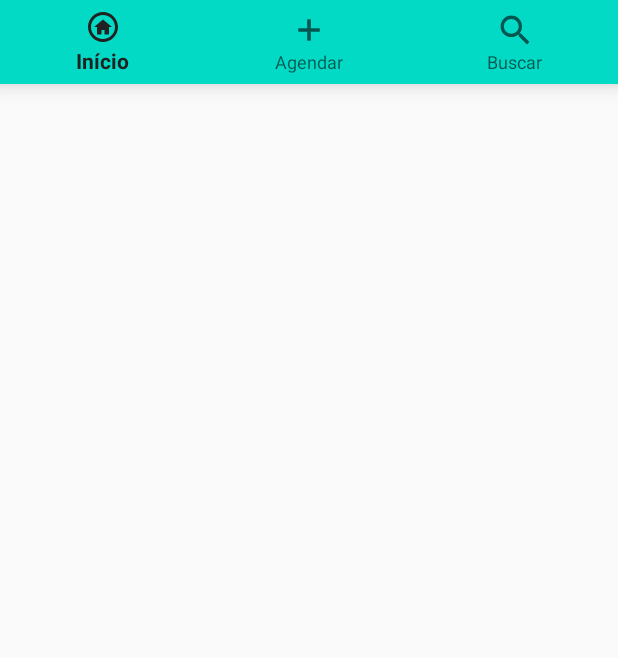
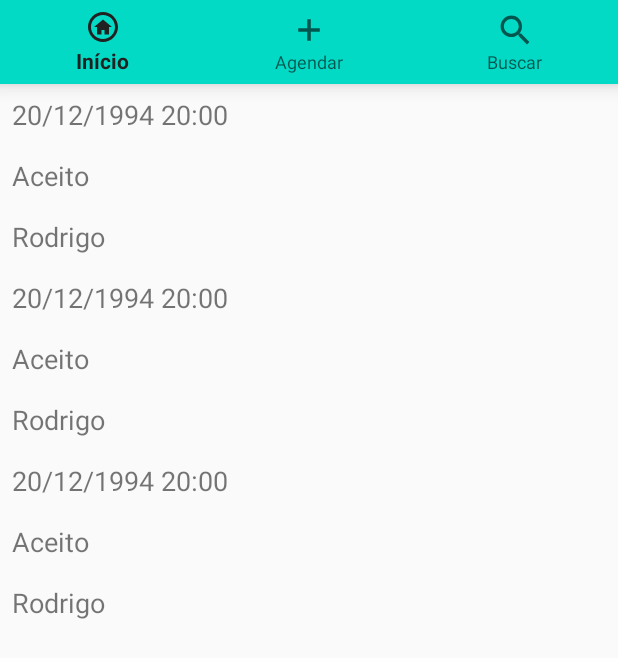
Before and after one commit to RodrigoReiis/AgendaAndroidApp, an Android app built with Jetpack Compose: the HomeActivity screen opened directly, with no data from a screen before it, on a phone screen of 412 x 824 dp. Shown: the top 658 px of the screen. Run offline under Robolectric (Android 15) with nearby library versions, the phone set to English and light mode, and no system bars; our stand-ins replace Firebase (no records; nobody signed in at launch, a user with empty details on screens opened directly).

Commit message:
feat: Adicionado integração com o firebase e adicionado listagem dos agendametnos mockados.

```diff
--- a/app/build.gradle
+++ b/app/build.gradle
@@ -1,6 +1,7 @@
 plugins {
     id 'com.android.application'
     id 'org.jetbrains.kotlin.android'
+    id("com.google.gms.google-services")
 }
 
 android {
@@ -65,4 +66,7 @@ dependencies {
     androidTestImplementation 'androidx.compose.ui:ui-test-junit4'
     debugImplementation 'androidx.compose.ui:ui-tooling'
     debugImplementation 'androidx.compose.ui:ui-test-manifest'
+    implementation platform('com.google.firebase:firebase-bom:32.2.0')
+    implementation 'com.google.firebase:firebase-analytics-ktx'
+    implementation("com.google.firebase:firebase-firestore-ktx")
 }
--- a/app/src/main/java/com/example/agendamentoapp/HomeActivity.kt
+++ b/app/src/main/java/com/example/agendamentoapp/HomeActivity.kt
@@ -1,13 +1,62 @@
 package com.example.agendamentoapp
 
 import android.os.Bundle
+import android.util.Log
+import android.widget.ListView
 import androidx.activity.ComponentActivity
-import androidx.appcompat.app.AppCompatActivity
+import androidx.recyclerview.widget.LinearLayoutManager
+import androidx.recyclerview.widget.RecyclerView
+import com.google.firebase.firestore.ktx.firestore
+import com.google.firebase.ktx.Firebase
+
 
 class HomeActivity :  ComponentActivity() {
 
     override fun onCreate(savedInstanceState: Bundle?) {
         super.onCreate(savedInstanceState)
         setContentView(R.layout.home_layout)
+        val db = Firebase.firestore;
+
+        val itemList = listOf(
+            ListaAgendamentos("20/12/1994 20:00", "Aceito", "Rodrigo"),
+            ListaAgendamentos("20/12/1994 20:00", "Aceito", "Rodrigo"),
+            ListaAgendamentos("20/12/1994 20:00", "Aceito", "Rodrigo"),
+        )
+
+        val recycleView: RecyclerView = findViewById<RecyclerView>(R.id.listSchedule);
+        val itemAdapter = ListaAgendamentoAdapter(itemList)
+        recycleView.adapter = itemAdapter
+        recycleView.layoutManager = LinearLayoutManager(this)
+
+        /*val teste = db.collection("scheduleList")
+            .get()
+            .addOnSuccessListener { result ->
+                for (document in result) {
+                    Log.d("Home", "${document.id} => ${document.data}")
+                }
+            }
+            .addOnFailureListener { exception ->
+                    Log.w("Home", "Error getting documents.", exception)
+            }
+        */
+        // Add a new document with a generated ID
+        /*
+
+
+        val user = hashMapOf(
+            "first" to "Alan",
+            "middle" to "Mathison",
+            "last" to "Turing",
+            "born" to 1912,
+        )
+
+        db.collection("users")
+            .add(user)
+            .addOnSuccessListener { documentReference ->
+                Log.d(TAG, "DocumentSnapshot added with ID: ${documentReference.id}")
+            }
+            .addOnFailureListener { e ->
+                Log.w(TAG, "Error adding document", e)
+            }*/
     }
 }
--- /dev/null
+++ b/app/src/main/java/com/example/agendamentoapp/ListaAgendamentoAdapter.kt
@@ -0,0 +1,25 @@
+package com.example.agendamentoapp
+
+import android.view.LayoutInflater
+import android.view.ViewGroup
+import androidx.recyclerview.widget.RecyclerView
+
+class ListaAgendamentoAdapter(private val agendamentoList: List<ListaAgendamentos>) :
+    RecyclerView.Adapter<ListaAgendamentosHolder>() {
+
+    override fun onCreateViewHolder(parent: ViewGroup, viewType: Int): ListaAgendamentosHolder {
+        val view = LayoutInflater.from(parent.context).inflate(R.layout.list_agendamentos_view, parent, false)
+        return ListaAgendamentosHolder(view)
+    }
+
+    override fun getItemCount(): Int {
+        return agendamentoList.size
+    }
+
+    override fun onBindViewHolder(holder: ListaAgendamentosHolder, position: Int) {
+        val item = agendamentoList[position]
+        holder.agendamentoTextView.text = item.dataAgendamento
+        holder.statusAgendamentoTextView.text = item.statusAgendamento
+        holder.nomeAgendamentoTextView.text = item.nomeAgendado
+    }
+}
--- /dev/null
+++ b/app/src/main/java/com/example/agendamentoapp/ListaAgendamentos.kt
@@ -0,0 +1,3 @@
+package com.example.agendamentoapp
+
+data class ListaAgendamentos(val dataAgendamento: String, val statusAgendamento: String, val nomeAgendado: String)
--- /dev/null
+++ b/app/src/main/java/com/example/agendamentoapp/ListaAgendamentosHolder.kt
@@ -0,0 +1,11 @@
+package com.example.agendamentoapp
+
+import android.view.View
+import android.widget.TextView
+import androidx.recyclerview.widget.RecyclerView
+
+class ListaAgendamentosHolder(listaAgendamentos: View) : RecyclerView.ViewHolder(listaAgendamentos) {
+    val agendamentoTextView: TextView = listaAgendamentos.findViewById(R.id.agendamentoTextView)
+    val statusAgendamentoTextView: TextView = listaAgendamentos.findViewById(R.id.statusAgendamentoTextView)
+    val nomeAgendamentoTextView: TextView = listaAgendamentos.findViewById(R.id.nomeAgendamentoTextView)
+}
--- a/app/src/main/res/layout/home_layout.xml
+++ b/app/src/main/res/layout/home_layout.xml
@@ -13,14 +13,10 @@
         android:background="@color/design_default_color_secondary"
         home:menu="@menu/top_app_bar_menu"/>
 
-
-    <ScrollView
+    <androidx.recyclerview.widget.RecyclerView
         android:layout_width="match_parent"
-        android:layout_height="wrap_content">
-        <ListView
-            android:layout_width="match_parent"
-            android:layout_height="match_parent">
-        </ListView>
-    </ScrollView>
+        android:layout_height="match_parent"
+        android:id="@+id/listSchedule">
+    </androidx.recyclerview.widget.RecyclerView>
 
 </LinearLayout>
--- /dev/null
+++ b/app/src/main/res/layout/list_agendamentos_view.xml
@@ -0,0 +1,31 @@
+<?xml version="1.0" encoding="utf-8"?>
+
+<LinearLayout xmlns:android="http://schemas.android.com/apk/res/android"
+    xmlns:home="http://schemas.android.com/apk/res-auto"
+    android:layout_width="match_parent"
+    android:layout_height="wrap_content"
+    android:orientation="vertical">
+
+
+    <TextView
+        android:id="@+id/agendamentoTextView"
+        android:layout_width="match_parent"
+        android:layout_height="wrap_content"
+        android:textSize="18sp"
+        android:padding="8dp" />
+
+    <TextView
+        android:id="@+id/statusAgendamentoTextView"
+        android:layout_width="match_parent"
+        android:layout_height="wrap_content"
+        android:textSize="18sp"
+        android:padding="8dp" />
+
+    <TextView
+        android:id="@+id/nomeAgendamentoTextView"
+        android:layout_width="match_parent"
+        android:layout_height="wrap_content"
+        android:textSize="18sp"
+        android:padding="8dp" />
+
+</LinearLayout>
--- a/build.gradle
+++ b/build.gradle
@@ -3,4 +3,5 @@ plugins {
     id 'com.android.application' version '8.0.2' apply false
     id 'com.android.library' version '8.0.2' apply false
     id 'org.jetbrains.kotlin.android' version '1.7.20' apply false
+    id 'com.google.gms.google-services' version '4.3.15' apply false
 }
```
Also changed, not shown: 2 other files.
